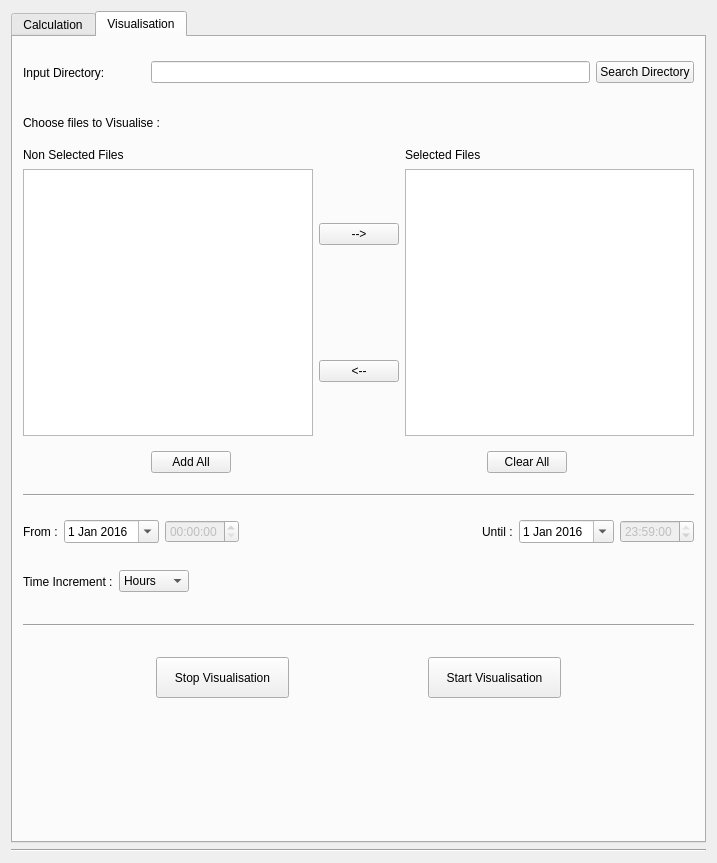
First picture: the form in src/plugins/CityGMLSunlightQtPlugin/Dialogs/DialogCityGMLSunlight1.ui, repository VCityTeam/3DUSE, before the edit.
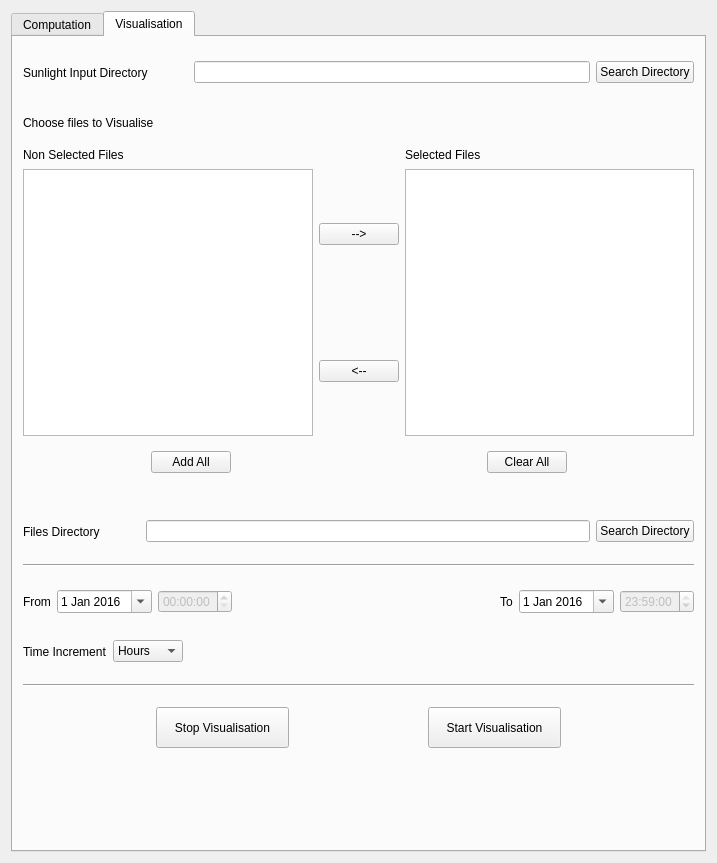
Second picture: the form after the edit. The open tabs and pages were chosen to show the change.

Commit message: Sunlight plugin visualisation is now possible on a given period.

Diff of the .ui file:
```diff
--- a/src/plugins/CityGMLSunlightQtPlugin/Dialogs/DialogCityGMLSunlight1.ui
+++ b/src/plugins/CityGMLSunlightQtPlugin/Dialogs/DialogCityGMLSunlight1.ui
@@ -24,7 +24,7 @@
      </property>
      <widget class="QWidget" name="Calculation_Tab">
       <attribute name="title">
-       <string>Calculation</string>
+       <string>Computation</string>
       </attribute>
       <widget class="Line" name="line_3">
        <property name="geometry">
@@ -546,7 +546,7 @@
        <property name="geometry">
         <rect>
          <x>10</x>
-         <y>580</y>
+         <y>640</y>
          <width>671</width>
          <height>16</height>
         </rect>
@@ -571,7 +571,7 @@
         <item>
          <widget class="QLabel" name="label_15">
           <property name="text">
-           <string>Input Directory:</string>
+           <string>Sunlight Input Directory</string>
           </property>
          </widget>
         </item>
@@ -607,7 +607,7 @@
        <property name="geometry">
         <rect>
          <x>10</x>
-         <y>480</y>
+         <y>550</y>
          <width>671</width>
          <height>29</height>
         </rect>
@@ -625,7 +625,7 @@
            </sizepolicy>
           </property>
           <property name="text">
-           <string>From :</string>
+           <string>From</string>
           </property>
          </widget>
         </item>
@@ -672,7 +672,7 @@
            </sizepolicy>
           </property>
           <property name="text">
-           <string>Until :</string>
+           <string>To</string>
           </property>
          </widget>
         </item>
@@ -710,7 +710,7 @@
        <property name="geometry">
         <rect>
          <x>10</x>
-         <y>450</y>
+         <y>520</y>
          <width>671</width>
          <height>16</height>
         </rect>
@@ -723,7 +723,7 @@
        <property name="geometry">
         <rect>
          <x>10</x>
-         <y>530</y>
+         <y>600</y>
          <width>671</width>
          <height>29</height>
         </rect>
@@ -741,7 +741,7 @@
            </sizepolicy>
           </property>
           <property name="text">
-           <string>Time Increment :</string>
+           <string>Time Increment</string>
           </property>
          </widget>
         </item>
@@ -789,7 +789,7 @@
        <property name="geometry">
         <rect>
          <x>10</x>
-         <y>620</y>
+         <y>670</y>
          <width>671</width>
          <height>41</height>
         </rect>
@@ -881,7 +881,7 @@
         <item>
          <widget class="QLabel" name="label_3">
           <property name="text">
-           <string>Choose files to Visualise :</string>
+           <string>Choose files to Visualise</string>
           </property>
          </widget>
         </item>
@@ -1036,16 +1036,54 @@
         </item>
        </layout>
       </widget>
+      <widget class="QWidget" name="layoutWidget_4">
+       <property name="geometry">
+        <rect>
+         <x>10</x>
+         <y>480</y>
+         <width>671</width>
+         <height>29</height>
+        </rect>
+       </property>
+       <layout class="QHBoxLayout" name="horizontalLayout_14">
+        <item>
+         <widget class="QLabel" name="label_9">
+          <property name="text">
+           <string>Files Directory</string>
+          </property>
+         </widget>
+        </item>
+        <item>
+         <spacer name="horizontalSpacer_19">
+          <property name="orientation">
+           <enum>Qt::Horizontal</enum>
+          </property>
+          <property name="sizeType">
+           <enum>QSizePolicy::Minimum</enum>
+          </property>
+          <property name="sizeHint" stdset="0">
+           <size>
+            <width>40</width>
+            <height>20</height>
+           </size>
+          </property>
+         </spacer>
+        </item>
+        <item>
+         <widget class="QLineEdit" name="VisudirFiles_LE"/>
+        </item>
+        <item>
+         <widget class="QPushButton" name="VisudirFiles_B">
+          <property name="text">
+           <string>Search Directory</string>
+          </property>
+         </widget>
+        </item>
+       </layout>
+      </widget>
      </widget>
     </widget>
    </item>
-   <item>
-    <widget class="Line" name="line_10">
-     <property name="orientation">
-      <enum>Qt::Horizontal</enum>
-     </property>
-    </widget>
-   </item>
   </layout>
  </widget>
  <resources/>
```
Left out of the diff: 8 changed lines with no effect on the pictures. The commit also changes 8 other files.
